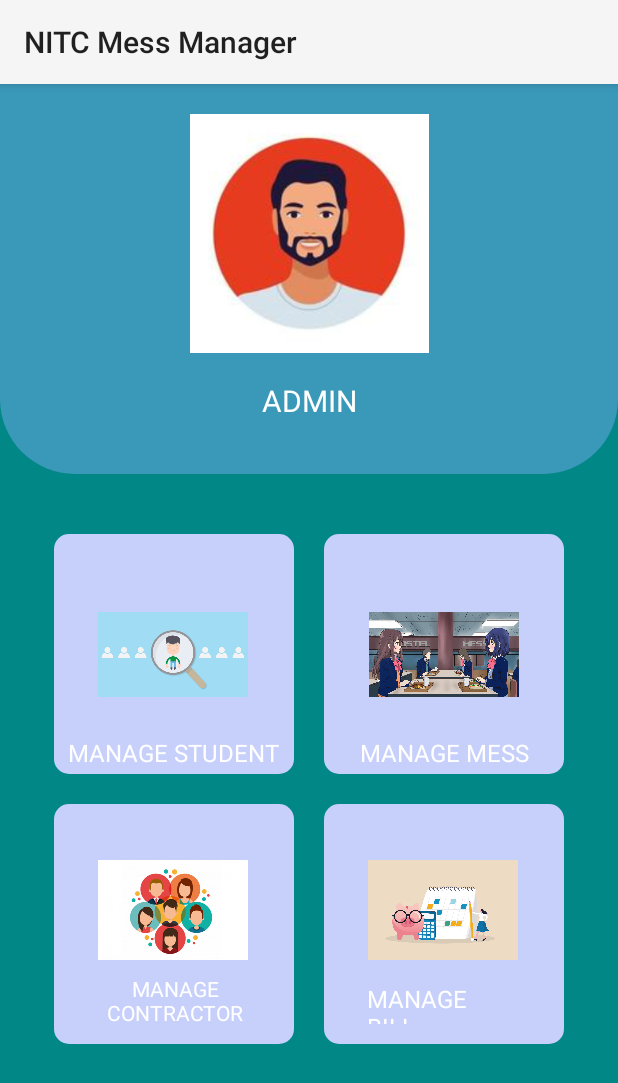
After one commit to prasant7978/NITC-Mess-Manager, an Android app: the AdminDashboard screen opened directly, with no data from a screen before it, on a phone screen of 412 x 824 dp. The commit adds this screen. Shown: the top 1083 px of the screen. Run offline under Robolectric (Android 15) with nearby library versions, the phone set to English and light mode, and no system bars.

Commit message:
Added Admin Dashboard Design

```diff
--- a/app/src/main/AndroidManifest.xml
+++ b/app/src/main/AndroidManifest.xml
@@ -13,6 +13,9 @@
         android:supportsRtl="true"
         android:theme="@style/Theme.NITCMessManager"
         tools:targetApi="31">
+        <activity
+            android:name=".AdminDashboard"
+            android:exported="false" />
         <activity
             android:name=".StudentDashboardActivity"
             android:exported="false" />
--- /dev/null
+++ b/app/src/main/java/com/nitc/nitcmessmanager/AdminDashboard.kt
@@ -0,0 +1,11 @@
+package com.nitc.nitcmessmanager
+
+import androidx.appcompat.app.AppCompatActivity
+import android.os.Bundle
+
+class AdminDashboard : AppCompatActivity() {
+    override fun onCreate(savedInstanceState: Bundle?) {
+        super.onCreate(savedInstanceState)
+        setContentView(R.layout.activity_admin_dashboard)
+    }
+}
--- a/app/src/main/java/com/nitc/nitcmessmanager/LoginActivity.kt
+++ b/app/src/main/java/com/nitc/nitcmessmanager/LoginActivity.kt
@@ -128,7 +128,7 @@ class LoginActivity : AppCompatActivity(), AdapterView.OnItemSelectedListener {
                                                         Toast.makeText(applicationContext, "Welcome Admin", Toast.LENGTH_SHORT).show()
                                                         loginBinding.buttonSignin.isClickable = true
                                                         loginBinding.progressBarLogin.visibility = View.INVISIBLE
-                                                        val intent = Intent(this@LoginActivity, MainActivity::class.java)
+                                                        val intent = Intent(this@LoginActivity, AdminDashboard::class.java)
                                                         startActivity(intent)
                                                         finish()
                                                     } else {
--- a/app/src/main/res/drawable/background_top.xml
+++ b/app/src/main/res/drawable/background_top.xml
@@ -2,7 +2,7 @@
 <selector xmlns:android="http://schemas.android.com/apk/res/android">
    <item>
       <shape android:shape="rectangle">
-         <solid android:color="#6200ee"/>
+         <solid android:color="@color/main_color"/>
          <corners android:bottomLeftRadius="50dp" android:bottomRightRadius="50dp"/>
       </shape>
    </item>
--- /dev/null
+++ b/app/src/main/res/layout/activity_admin_dashboard.xml
@@ -0,0 +1,188 @@
+<?xml version="1.0" encoding="utf-8"?>
+<LinearLayout xmlns:android="http://schemas.android.com/apk/res/android"
+    xmlns:app="http://schemas.android.com/apk/res-auto"
+    xmlns:tools="http://schemas.android.com/tools"
+    android:layout_width="match_parent"
+    android:layout_height="match_parent"
+    android:background="@color/teal_700"
+    android:orientation="vertical"
+    tools:context=".AdminDashboard">
+
+    <LinearLayout
+        android:layout_width="match_parent"
+        android:layout_height="260dp"
+        android:background="@drawable/background_top"
+        android:orientation="vertical">
+
+        <ImageView
+            android:id="@+id/imageView3"
+            android:layout_width="match_parent"
+            android:layout_height="159dp"
+            android:layout_marginTop="20dp"
+            app:srcCompat="@drawable/avatar" />
+
+        <TextView
+            android:id="@+id/textView3"
+            android:layout_width="152dp"
+            android:layout_height="33dp"
+            android:layout_marginLeft="130dp"
+            android:layout_marginTop="15dp"
+            android:gravity="center"
+            android:text="ADMIN"
+            android:textColor="@color/white"
+            android:textSize="20sp" />
+
+    </LinearLayout>
+
+    <LinearLayout
+        android:layout_width="wrap_content"
+        android:layout_height="wrap_content"
+        android:layout_gravity="center"
+        android:layout_marginTop="30dp"
+        android:gravity="center_vertical"
+        android:orientation="horizontal">
+
+        <androidx.constraintlayout.widget.ConstraintLayout
+            android:layout_width="160dp"
+            android:layout_height="160dp"
+            android:layout_margin="10dp"
+            android:background="@drawable/background_card">
+
+            <ImageView
+                android:id="@+id/imageView7"
+                android:layout_width="100dp"
+                android:layout_height="90dp"
+                android:layout_marginStart="24dp"
+                android:layout_marginTop="7dp"
+                android:layout_marginEnd="26dp"
+                android:layout_marginBottom="7dp"
+                app:layout_constraintBottom_toBottomOf="parent"
+                app:layout_constraintEnd_toEndOf="parent"
+                app:layout_constraintStart_toStartOf="parent"
+                app:layout_constraintTop_toTopOf="parent"
+                app:srcCompat="@drawable/student" />
+
+            <TextView
+                android:id="@+id/textView7"
+                android:layout_width="wrap_content"
+                android:layout_height="wrap_content"
+                android:layout_marginTop="9dp"
+                android:gravity="center"
+                android:text="MANAGE STUDENT"
+                android:textColor="@color/white"
+                android:textSize="16sp"
+                app:layout_constraintEnd_toEndOf="@+id/imageView7"
+                app:layout_constraintStart_toStartOf="@+id/imageView7"
+                app:layout_constraintTop_toBottomOf="@+id/imageView7" />
+        </androidx.constraintlayout.widget.ConstraintLayout>
+
+        <androidx.constraintlayout.widget.ConstraintLayout
+            android:layout_width="160dp"
+            android:layout_height="160dp"
+            android:layout_gravity="center"
+            android:layout_margin="10dp"
+            android:background="@drawable/background_card">
+
+            <ImageView
+                android:id="@+id/imageView8"
+                android:layout_width="100dp"
+                android:layout_height="90dp"
+                android:layout_marginStart="25dp"
+                android:layout_marginTop="7dp"
+                android:layout_marginEnd="25dp"
+                android:layout_marginBottom="7dp"
+                app:layout_constraintBottom_toBottomOf="parent"
+                app:layout_constraintEnd_toEndOf="parent"
+                app:layout_constraintStart_toStartOf="parent"
+                app:layout_constraintTop_toTopOf="parent"
+                app:srcCompat="@drawable/mess_img" />
+
+            <TextView
+                android:id="@+id/textView8"
+                android:layout_width="113dp"
+                android:layout_height="26dp"
+                android:layout_marginTop="9dp"
+                android:text="MANAGE MESS"
+                android:textColor="@color/white"
+                android:textSize="16sp"
+                app:layout_constraintEnd_toEndOf="@+id/imageView8"
+                app:layout_constraintHorizontal_bias="0.461"
+                app:layout_constraintStart_toStartOf="@+id/imageView8"
+                app:layout_constraintTop_toBottomOf="@+id/imageView8" />
+        </androidx.constraintlayout.widget.ConstraintLayout>
+
+    </LinearLayout>
+
+    <LinearLayout
+        android:layout_width="wrap_content"
+        android:layout_height="wrap_content"
+        android:layout_gravity="center"
+        android:orientation="horizontal">
+
+        <androidx.constraintlayout.widget.ConstraintLayout
+            android:layout_width="160dp"
+            android:layout_height="160dp"
+            android:layout_margin="10dp"
+            android:background="@drawable/background_card">
+
+            <ImageView
+                android:id="@+id/imageView9"
+                android:layout_width="100dp"
+                android:layout_height="85dp"
+                android:layout_marginStart="24dp"
+                android:layout_marginTop="1dp"
+                android:layout_marginEnd="26dp"
+                android:layout_marginBottom="20dp"
+                app:layout_constraintBottom_toBottomOf="parent"
+                app:layout_constraintEnd_toEndOf="parent"
+                app:layout_constraintStart_toStartOf="parent"
+                app:layout_constraintTop_toTopOf="parent"
+                app:srcCompat="@drawable/contractor" />
+
+            <TextView
+                android:id="@+id/textView9"
+                android:layout_width="147dp"
+                android:layout_height="34dp"
+                android:gravity="center"
+                android:text="MANAGE CONTRACTOR"
+                android:textColor="@color/white"
+                app:layout_constraintEnd_toEndOf="@+id/imageView9"
+                app:layout_constraintHorizontal_bias="0.468"
+                app:layout_constraintStart_toStartOf="@+id/imageView9"
+                app:layout_constraintTop_toBottomOf="@+id/imageView9" />
+        </androidx.constraintlayout.widget.ConstraintLayout>
+
+        <androidx.constraintlayout.widget.ConstraintLayout
+            android:layout_width="160dp"
+            android:layout_height="160dp"
+            android:layout_margin="10dp"
+            android:background="@drawable/background_card">
+
+            <ImageView
+                android:id="@+id/imageView10"
+                android:layout_width="100dp"
+                android:layout_height="85dp"
+                android:layout_marginStart="24dp"
+                android:layout_marginTop="1dp"
+                android:layout_marginEnd="26dp"
+                android:layout_marginBottom="20dp"
+                app:layout_constraintBottom_toBottomOf="parent"
+                app:layout_constraintEnd_toEndOf="parent"
+                app:layout_constraintStart_toStartOf="parent"
+                app:layout_constraintTop_toTopOf="parent"
+                app:srcCompat="@drawable/bill" />
+
+            <TextView
+                android:id="@+id/textView10"
+                android:layout_width="102dp"
+                android:layout_height="28dp"
+                android:layout_marginTop="5dp"
+                android:text="MANAGE BILL"
+                android:textColor="@color/white"
+                android:textSize="16sp"
+                app:layout_constraintEnd_toEndOf="@+id/imageView10"
+                app:layout_constraintStart_toStartOf="@+id/imageView10"
+                app:layout_constraintTop_toBottomOf="@+id/imageView10" />
+        </androidx.constraintlayout.widget.ConstraintLayout>
+    </LinearLayout>
+</LinearLayout>
```
Also changed, not shown: app/src/main/res/drawable/bill.jpg (added), app/src/main/res/drawable/contractor.png (added), app/src/main/res/drawable/student.png (added).
